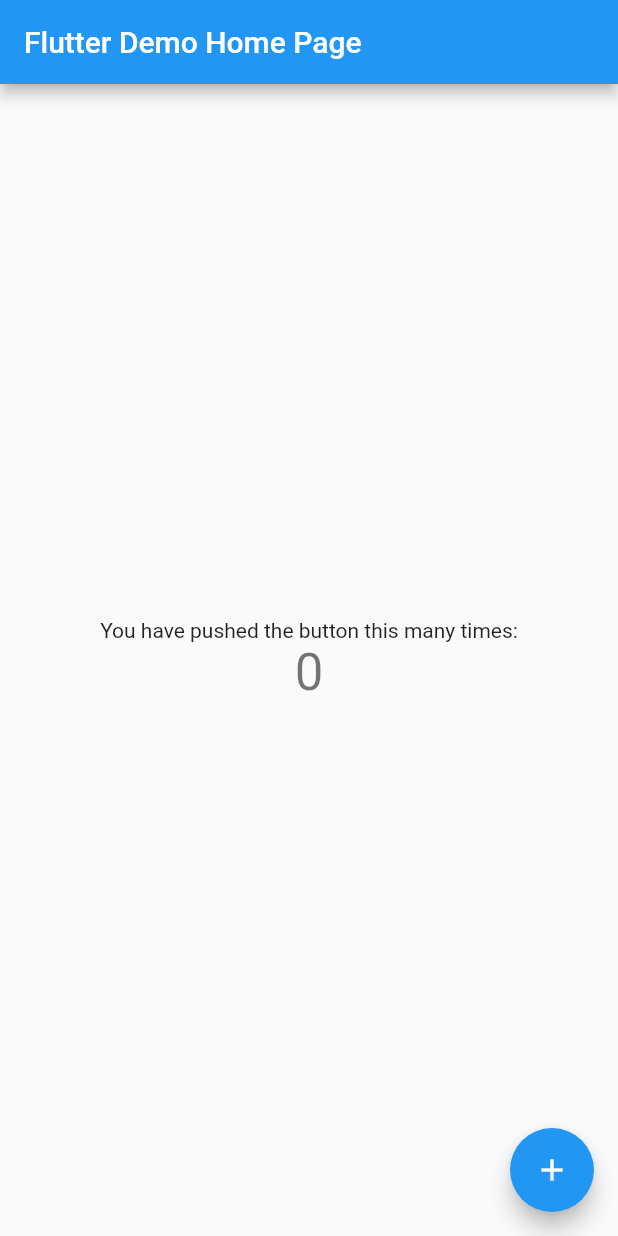
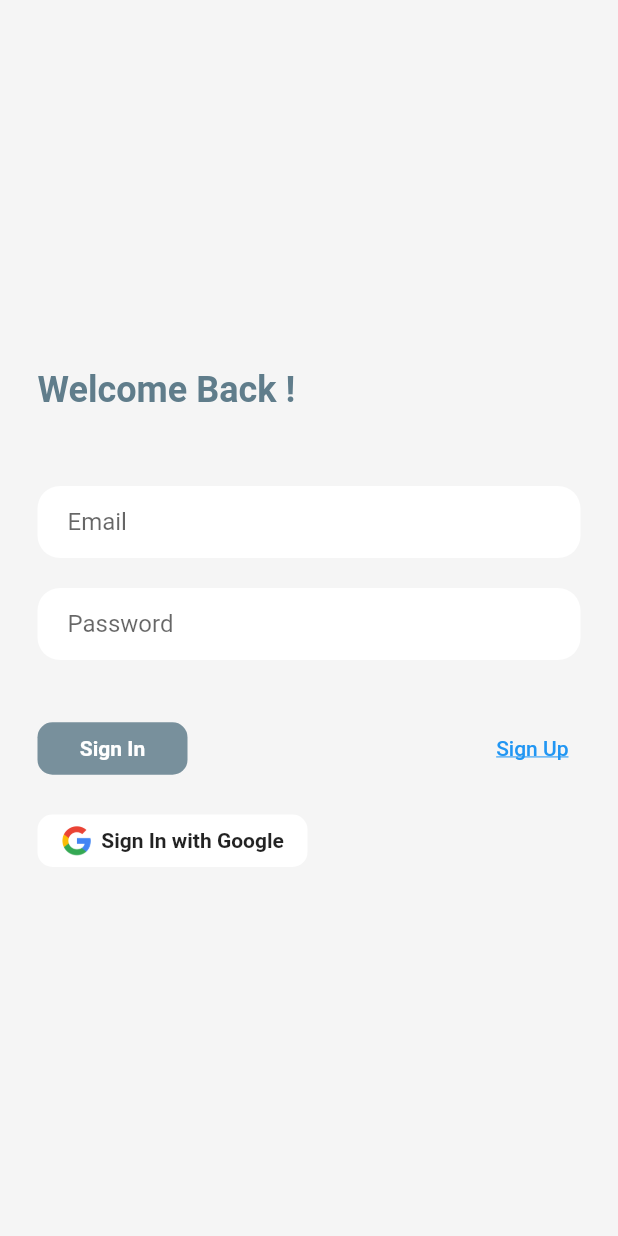
Before and after one commit to framadhan99/authentication_app, a Flutter app: the screen it shows after launch, on a phone screen of 412 x 824 dp. Run offline on Flutter 3.47's test engine with Material 2 defaults, Android fonts, the phone set to English and light mode, and no system bars.

Commit message:
create ui login page

```diff
--- a/authentication_app/lib/main.dart
+++ b/authentication_app/lib/main.dart
@@ -1,3 +1,4 @@
+import 'package:authentication_app/pages/login_page.dart';
 import 'package:flutter/material.dart';
 
 void main() {
@@ -10,106 +11,9 @@ class MyApp extends StatelessWidget {
   // This widget is the root of your application.
   @override
   Widget build(BuildContext context) {
-    return MaterialApp(
-      title: 'Flutter Demo',
-      theme: ThemeData(
-        // This is the theme of your application.
-        //
-        // Try running your application with "flutter run". You'll see the
-        // application has a blue toolbar. Then, without quitting the app, try
-        // changing the primarySwatch below to Colors.green and then invoke
-        // "hot reload" (press "r" in the console where you ran "flutter run",
-        // or simply save your changes to "hot reload" in a Flutter IDE).
-        // Notice that the counter didn't reset back to zero; the application
-        // is not restarted.
-        primarySwatch: Colors.blue,
-      ),
-      home: const MyHomePage(title: 'Flutter Demo Home Page'),
+    return const MaterialApp(
+      debugShowCheckedModeBanner: false,
+      home: LoginPage(),
     );
   }
 }
-
-class MyHomePage extends StatefulWidget {
-  const MyHomePage({super.key, required this.title});
-
-  // This widget is the home page of your application. It is stateful, meaning
-  // that it has a State object (defined below) that contains fields that affect
-  // how it looks.
-
-  // This class is the configuration for the state. It holds the values (in this
-  // case the title) provided by the parent (in this case the App widget) and
-  // used by the build method of the State. Fields in a Widget subclass are
-  // always marked "final".
-
-  final String title;
-
-  @override
-  State<MyHomePage> createState() => _MyHomePageState();
-}
-
-class _MyHomePageState extends State<MyHomePage> {
-  int _counter = 0;
-
-  void _incrementCounter() {
-    setState(() {
-      // This call to setState tells the Flutter framework that something has
-      // changed in this State, which causes it to rerun the build method below
-      // so that the display can reflect the updated values. If we changed
-      // _counter without calling setState(), then the build method would not be
-      // called again, and so nothing would appear to happen.
-      _counter++;
-    });
-  }
-
-  @override
-  Widget build(BuildContext context) {
-    // This method is rerun every time setState is called, for instance as done
-    // by the _incrementCounter method above.
-    //
-    // The Flutter framework has been optimized to make rerunning build methods
-    // fast, so that you can just rebuild anything that needs updating rather
-    // than having to individually change instances of widgets.
-    return Scaffold(
-      appBar: AppBar(
-        // Here we take the value from the MyHomePage object that was created by
-        // the App.build method, and use it to set our appbar title.
-        title: Text(widget.title),
-      ),
-      body: Center(
-        // Center is a layout widget. It takes a single child and positions it
-        // in the middle of the parent.
-        child: Column(
-          // Column is also a layout widget. It takes a list of children and
-          // arranges them vertically. By default, it sizes itself to fit its
-          // children horizontally, and tries to be as tall as its parent.
-          //
-          // Invoke "debug painting" (press "p" in the console, choose the
-          // "Toggle Debug Paint" action from the Flutter Inspector in Android
-          // Studio, or the "Toggle Debug Paint" command in Visual Studio Code)
-          // to see the wireframe for each widget.
-          //
-          // Column has various properties to control how it sizes itself and
-          // how it positions its children. Here we use mainAxisAlignment to
-          // center the children vertically; the main axis here is the vertical
-          // axis because Columns are vertical (the cross axis would be
-          // horizontal).
-          mainAxisAlignment: MainAxisAlignment.center,
-          children: <Widget>[
-            const Text(
-              'You have pushed the button this many times:',
-            ),
-            Text(
-              '$_counter',
-              style: Theme.of(context).textTheme.headlineMedium,
-            ),
-          ],
-        ),
-      ),
-      floatingActionButton: FloatingActionButton(
-        onPressed: _incrementCounter,
-        tooltip: 'Increment',
-        child: const Icon(Icons.add),
-      ), // This trailing comma makes auto-formatting nicer for build methods.
-    );
-  }
-}
--- /dev/null
+++ b/authentication_app/lib/pages/login_page.dart
@@ -0,0 +1,71 @@
+import 'package:flutter/material.dart';
+
+import '../widgets/button_primary.dart';
+import '../widgets/my_textfield.dart';
+import '../widgets/text_primary.dart';
+
+class LoginPage extends StatelessWidget {
+  const LoginPage({super.key});
+
+  @override
+  Widget build(BuildContext context) {
+    return Scaffold(
+      backgroundColor: Colors.grey[100],
+      body: Padding(
+        padding: EdgeInsets.symmetric(horizontal: 25),
+        child: Column(
+          mainAxisAlignment: MainAxisAlignment.center,
+          crossAxisAlignment: CrossAxisAlignment.start,
+          children: [
+            const TextPrimary(
+              text: 'Welcome Back !',
+            ),
+            const SizedBox(height: 50),
+            const MyTextField(
+              textHint: 'Email',
+            ),
+            const SizedBox(height: 20),
+            const MyTextField(
+              obsecure: true,
+              textHint: 'Password',
+            ),
+            const SizedBox(height: 35),
+            Row(
+              mainAxisAlignment: MainAxisAlignment.spaceBetween,
+              children: [
+                const ButtonPrimary(
+                  text: 'Sign In',
+                ),
+                TextButton(
+                  child: const Text(
+                    'Sign Up',
+                    style: TextStyle(decoration: TextDecoration.underline),
+                  ),
+                  onPressed: () {},
+                )
+              ],
+            ),
+            const SizedBox(height: 20),
+            Container(
+              height: 35,
+              width: 180,
+              padding: const EdgeInsets.symmetric(horizontal: 10, vertical: 7),
+              decoration: BoxDecoration(
+                  color: Colors.white, borderRadius: BorderRadius.circular(10)),
+              child: Row(
+                mainAxisAlignment: MainAxisAlignment.spaceEvenly,
+                children: [
+                  Image.asset('assets/google-logo.png'),
+                  const Text(
+                    'Sign In with Google',
+                    style: TextStyle(fontWeight: FontWeight.bold),
+                  )
+                ],
+              ),
+            )
+          ],
+        ),
+      ),
+    );
+  }
+}
--- /dev/null
+++ b/authentication_app/lib/widgets/button_primary.dart
@@ -0,0 +1,26 @@
+import 'package:flutter/material.dart';
+
+class ButtonPrimary extends StatelessWidget {
+  final String text;
+  const ButtonPrimary({
+    super.key,
+    required this.text,
+  });
+
+  @override
+  Widget build(BuildContext context) {
+    return Container(
+      height: 35,
+      width: 100,
+      decoration: BoxDecoration(
+          color: Colors.blueGrey[400], borderRadius: BorderRadius.circular(10)),
+      child: Center(
+        child: Text(
+          text,
+          style:
+              const TextStyle(color: Colors.white, fontWeight: FontWeight.bold),
+        ),
+      ),
+    );
+  }
+}
--- /dev/null
+++ b/authentication_app/lib/widgets/my_textfield.dart
@@ -0,0 +1,32 @@
+import 'package:flutter/material.dart';
+
+class MyTextField extends StatelessWidget {
+  final String textHint;
+  final bool? obsecure;
+  final inputController;
+
+  const MyTextField({
+    super.key,
+    required this.textHint,
+    this.obsecure,
+    this.inputController,
+  });
+
+  @override
+  Widget build(BuildContext context) {
+    return TextField(
+      controller: inputController,
+      obscureText: obsecure ?? false,
+      decoration: InputDecoration(
+        contentPadding: EdgeInsets.symmetric(vertical: 10, horizontal: 20),
+        hintText: textHint,
+        filled: true,
+        fillColor: Colors.white,
+        border: OutlineInputBorder(
+          borderSide: BorderSide.none,
+          borderRadius: BorderRadius.circular(15),
+        ),
+      ),
+    );
+  }
+}
--- /dev/null
+++ b/authentication_app/lib/widgets/text_primary.dart
@@ -0,0 +1,18 @@
+import 'package:flutter/material.dart';
+
+class TextPrimary extends StatelessWidget {
+  final String text;
+  const TextPrimary({
+    super.key,
+    required this.text,
+  });
+
+  @override
+  Widget build(BuildContext context) {
+    return Text(
+      text,
+      style: const TextStyle(
+          fontSize: 24, fontWeight: FontWeight.bold, color: Colors.blueGrey),
+    );
+  }
+}
--- a/authentication_app/pubspec.yaml
+++ b/authentication_app/pubspec.yaml
@@ -59,8 +59,8 @@ flutter:
   uses-material-design: true
 
   # To add assets to your application, add an assets section, like this:
-  # assets:
-  #   - images/a_dot_burr.jpeg
+  assets:
+    - assets/
   #   - images/a_dot_ham.jpeg
 
   # An image asset can refer to one or more resolution-specific "variants", see
```
Also changed, not shown: authentication_app/assets/google-logo.png (added).
